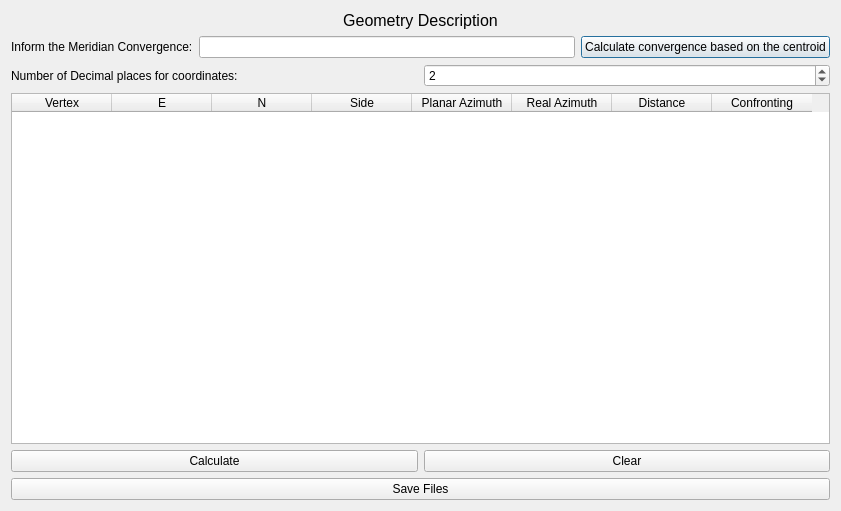
Old version of the form azimuthsAndDistances/ui_azimuthsAndDistances.ui in the repository guilhermehrn/spugeomemorial.
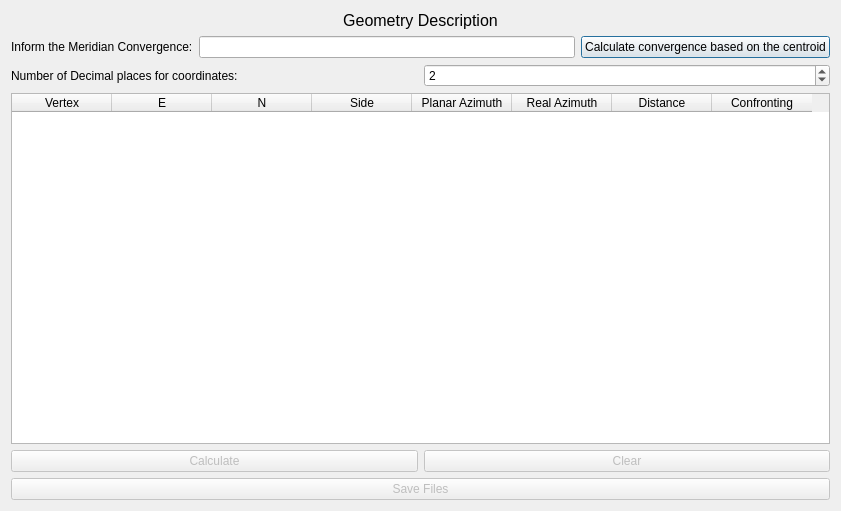
New version of the form.

Commit message: Lógica implementada para butões do azimuthDistanceDialog.

```diff
--- a/azimuthsAndDistances/ui_azimuthsAndDistances.ui
+++ b/azimuthsAndDistances/ui_azimuthsAndDistances.ui
@@ -45,6 +45,9 @@
    </item>
    <item row="5" column="0">
     <widget class="QPushButton" name="saveFilesButton">
+     <property name="enabled">
+      <bool>false</bool>
+     </property>
      <property name="text">
       <string>Save Files</string>
      </property>
@@ -54,6 +57,9 @@
     <layout class="QHBoxLayout" name="horizontalLayout_2">
      <item>
       <widget class="QPushButton" name="calculateButton">
+       <property name="enabled">
+        <bool>false</bool>
+       </property>
        <property name="text">
         <string>Calculate</string>
        </property>
@@ -61,6 +67,9 @@
      </item>
      <item>
       <widget class="QPushButton" name="clearButton">
+       <property name="enabled">
+        <bool>false</bool>
+       </property>
        <property name="text">
         <string>Clear</string>
        </property>
```
Left out of the diff: 3 changed lines with no effect on the pictures. The commit also changes 3 other files.
